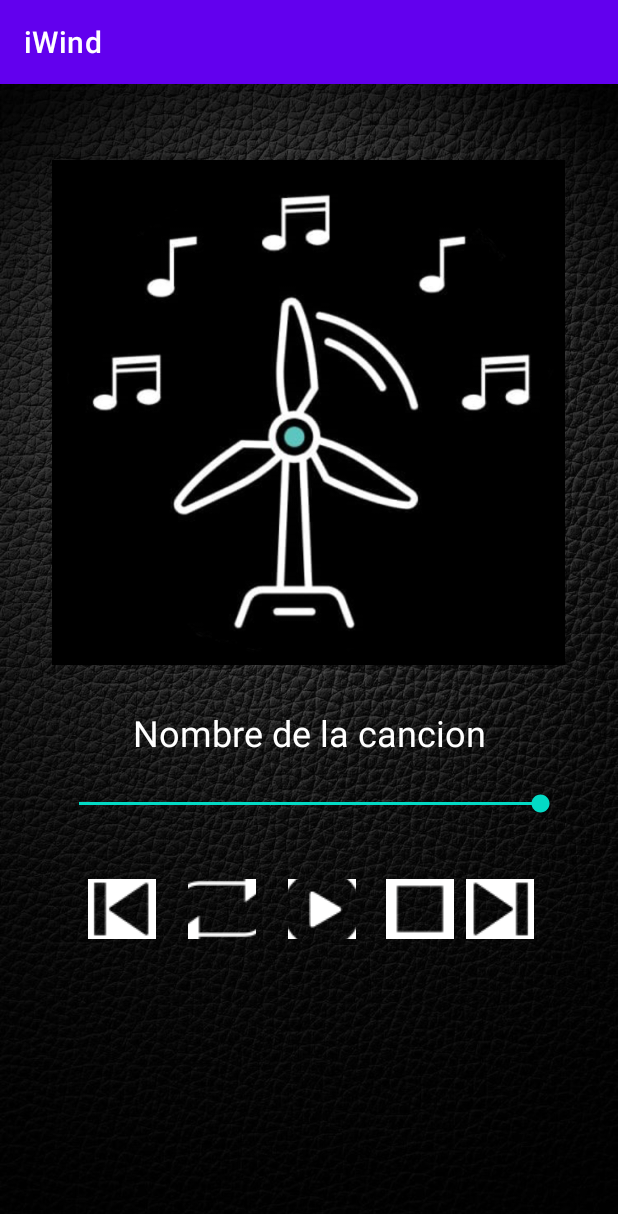
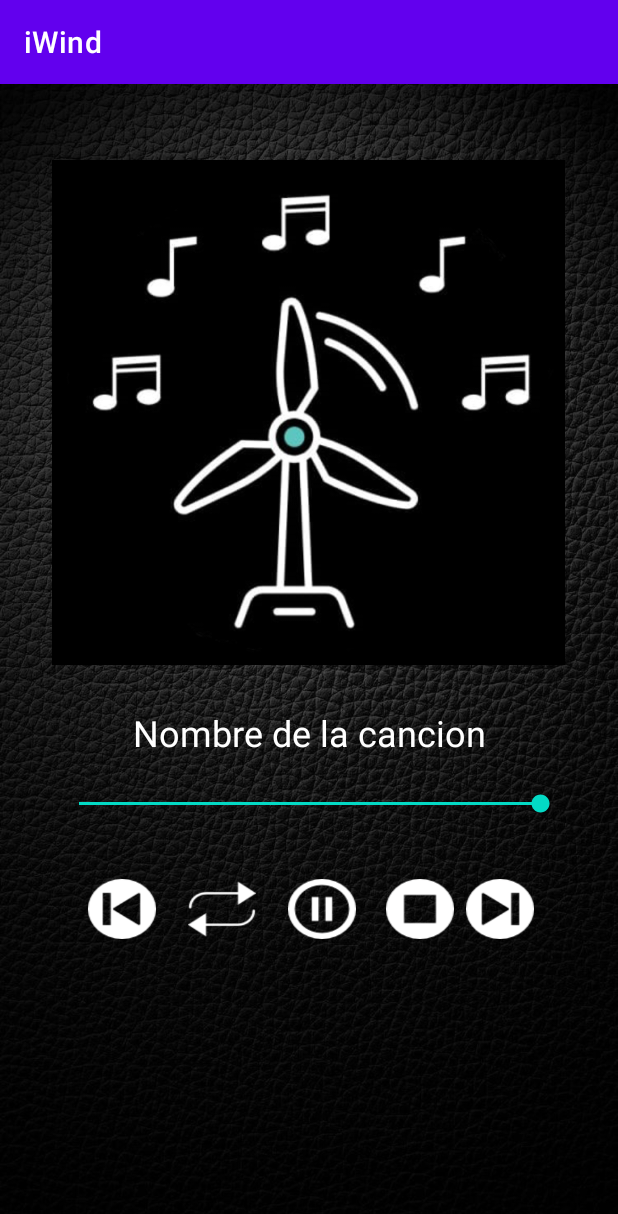
Before and after one commit to Nolazco/iWindAlpha, an Android app: the ReproductorActivity screen opened directly, with no data from a screen before it, after a tap on "TODO", on a phone screen of 412 x 824 dp. Shown: the top 1214 px of the screen. Run offline under Robolectric (Android 15) with nearby library versions, the phone set to English and light mode, and no system bars; 2 statements that could not run were skipped.

Commit message:
Cambio de botones

```diff
--- a/app/src/main/java/com/carlosnolazco/ayudamediosito/ReproductorActivity.java
+++ b/app/src/main/java/com/carlosnolazco/ayudamediosito/ReproductorActivity.java
@@ -110,9 +110,9 @@ public class ReproductorActivity extends AppCompatActivity {
 
     public void changeButton () {
         if (MusicServ.player.isPlaying())
-            pause.setImageResource(R.drawable.reproducir);
+            pause.setBackgroundResource(R.drawable.pausa);
         else
-            pause.setImageResource(R.drawable.pausa);
+            pause.setBackgroundResource(R.drawable.reproducir);
     }
 
     public SeekBar.OnSeekBarChangeListener changeListener =
--- a/app/src/main/res/layout/activity_reproductor.xml
+++ b/app/src/main/res/layout/activity_reproductor.xml
@@ -50,7 +50,7 @@
         app:layout_constraintTop_toBottomOf="@+id/nombre" />
 
     <ImageButton
-        android:background="@null"
+        android:background="@drawable/reproducir"
         android:id="@+id/Play_pause"
         android:layout_width="45dp"
         android:layout_height="40dp"
@@ -60,13 +60,12 @@
         app:layout_constraintEnd_toStartOf="@+id/detener"
         app:layout_constraintStart_toEndOf="@+id/repetir"
         app:layout_constraintTop_toBottomOf="@+id/progreso"
-        app:srcCompat="@drawable/reproducir"
         android:contentDescription="@string/Todo" />
 
     <ImageButton
         android:id="@+id/atras"
         android:layout_width="45dp"
-        android:background="@null"
+        android:background="@drawable/anterior"
         android:layout_height="40dp"
         android:layout_marginStart="68dp"
         android:layout_marginTop="39dp"
@@ -74,7 +73,6 @@
         app:layout_constraintEnd_toStartOf="@+id/repetir"
         app:layout_constraintStart_toStartOf="parent"
         app:layout_constraintTop_toBottomOf="@+id/progreso"
-        app:srcCompat="@drawable/anterior"
         android:contentDescription="@string/Todo" />
 
     <ImageButton
@@ -82,26 +80,24 @@
         android:layout_width="45dp"
         android:layout_height="40dp"
         android:layout_marginTop="39dp"
-        android:background="@null"
+        android:background="@drawable/siguiente"
         android:layout_marginEnd="65dp"
         app:layout_constraintEnd_toEndOf="parent"
         app:layout_constraintStart_toEndOf="@+id/detener"
         app:layout_constraintTop_toBottomOf="@+id/progreso"
-        app:srcCompat="@drawable/siguiente"
         android:contentDescription="@string/Todo" />
 
     <ImageButton
         android:id="@+id/repetir"
         android:layout_width="45dp"
         android:layout_height="40dp"
-        android:background="@null"
+        android:background="@drawable/no_repetir"
         android:layout_marginStart="12dp"
         android:layout_marginTop="39dp"
         android:layout_marginEnd="8dp"
         app:layout_constraintEnd_toStartOf="@+id/Play_pause"
         app:layout_constraintStart_toEndOf="@+id/atras"
         app:layout_constraintTop_toBottomOf="@+id/progreso"
-        app:srcCompat="@drawable/no_repetir"
         android:contentDescription="@string/Todo" />
 
     <ImageButton
@@ -110,11 +106,10 @@
         android:layout_height="40dp"
         android:layout_marginStart="10dp"
         android:layout_marginTop="39dp"
-        android:background="@null"
+        android:background="@drawable/detener"
         android:layout_marginEnd="8dp"
         app:layout_constraintEnd_toStartOf="@+id/adelante"
         app:layout_constraintStart_toEndOf="@+id/Play_pause"
         app:layout_constraintTop_toBottomOf="@+id/progreso"
-        app:srcCompat="@drawable/detener"
         android:contentDescription="@string/Todo" />
 </androidx.constraintlayout.widget.ConstraintLayout>
```
